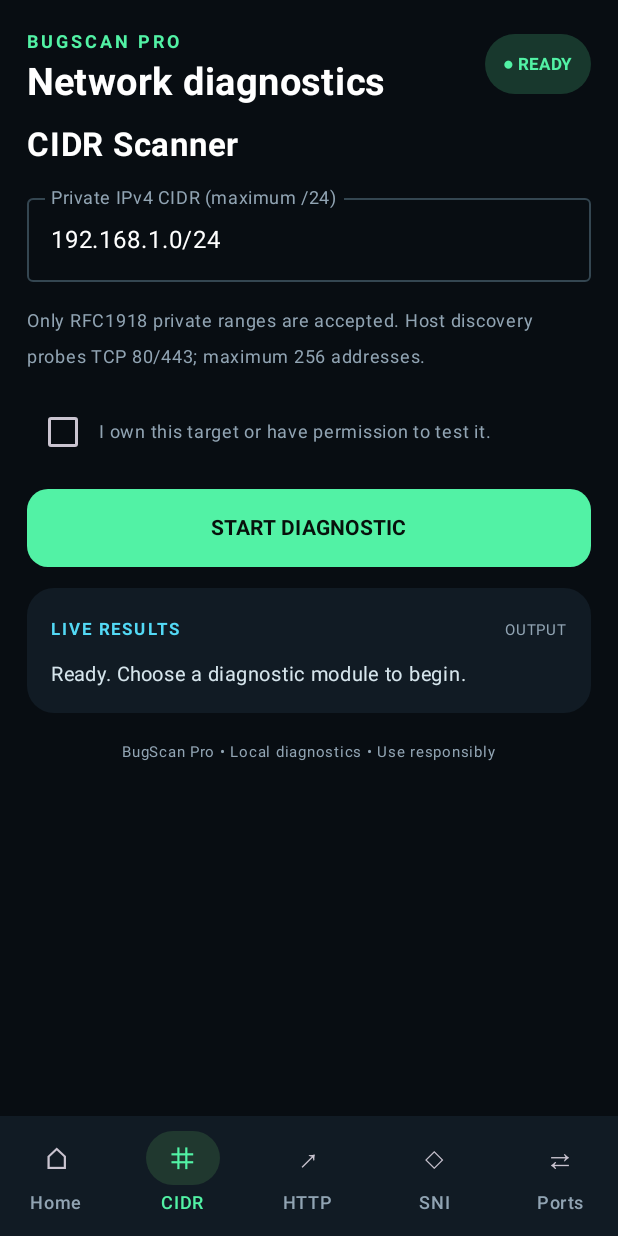
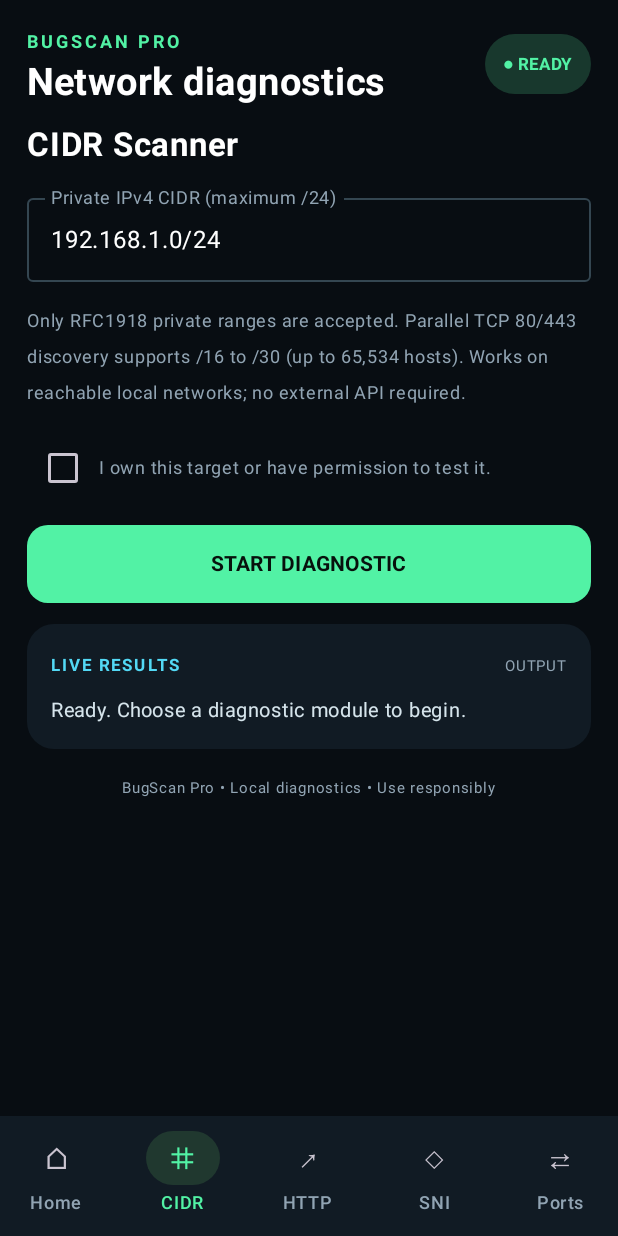
Before and after one commit to Liaquatali123/BugScan-Pro, an Android app built with Jetpack Compose: the screen it shows after launch (MainActivity), item 2 of the bottom bar chosen, on a phone screen of 412 x 824 dp. Run offline under Robolectric (Android 15) with nearby library versions, the phone set to English and light mode, and no system bars.

Commit message:
Show live CIDR progress and larger subnet support

```diff
--- a/app/src/main/java/com/bugscanpro/app/MainActivity.kt
+++ b/app/src/main/java/com/bugscanpro/app/MainActivity.kt
@@ -105,7 +105,7 @@ private fun BugScanApp() {
                     when (tab) {
                         "CIDR" -> {
                             InputField("Private IPv4 CIDR (maximum /24)", cidr) { cidr = it }
-                            Text("Only RFC1918 private ranges are accepted. Host discovery probes TCP 80/443; maximum 256 addresses.", color = Muted, fontSize = 12.sp)
+                            Text("Only RFC1918 private ranges are accepted. Parallel TCP 80/443 discovery supports /16 to /30 (up to 65,534 hosts). Works on reachable local networks; no external API required.", color = Muted, fontSize = 12.sp)
                         }
                         "HTTP" -> {
                             InputField("Hostname or URL", host) { host = it }
@@ -137,7 +137,7 @@ private fun BugScanApp() {
                                     val result = withContext(Dispatchers.IO) {
                                         runCatching {
                                             when (tab) {
-                                                "CIDR" -> NetworkDiagnostics.scanPrivateCidr(cidr)
+                                                "CIDR" -> NetworkDiagnostics.scanPrivateCidr(cidr) { progress -> output = progress }
                                                 "HTTP" -> NetworkDiagnostics.checkHttp(host)
                                                 "SNI" -> NetworkDiagnostics.checkTls(sni)
                                                 "Ports" -> NetworkDiagnostics.checkPort(host, port.toInt())
```
